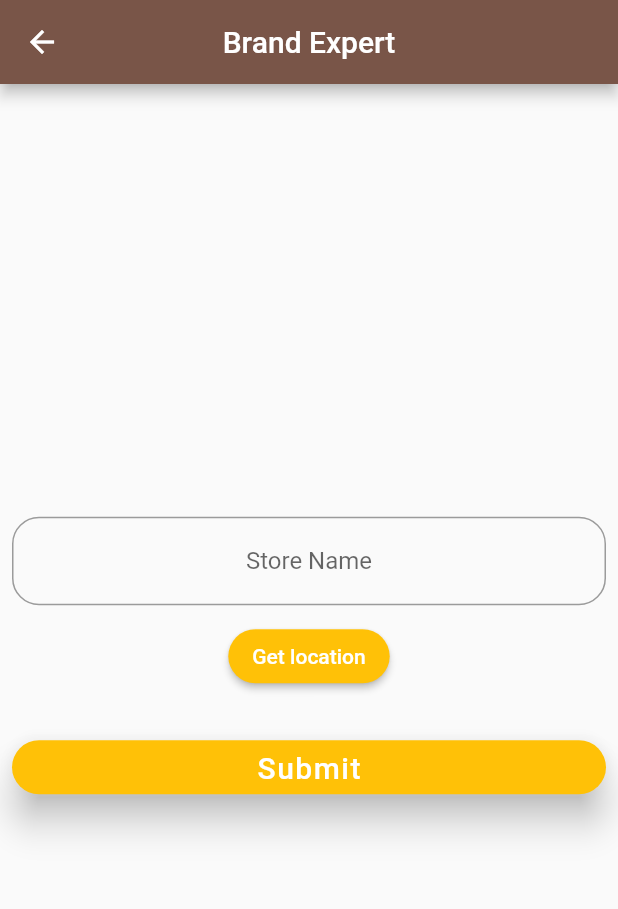
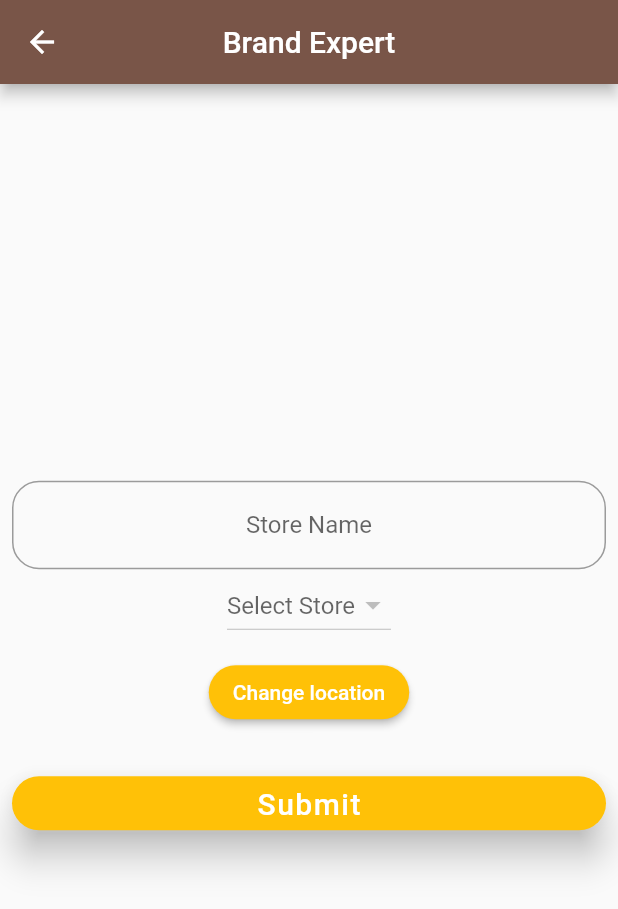
Before and after one commit to DavidMilai/My_Shops, a Flutter app: the LoadingScreen screen opened by its route, on a phone screen of 412 x 824 dp. Shown: the top 909 px of the screen. Run offline on Flutter 3.47's test engine with Material 2 defaults, Android fonts, the phone set to English and light mode, and no system bars; our stand-ins replace cloud_firestore, firebase_auth, fluttertoast, geolocator, google_maps_flutter, modal_progress_hud; accounts and stored records are empty.

Commit message:
drop down for stores

```diff
--- a/lib/screens/loading_screen.dart
+++ b/lib/screens/loading_screen.dart
@@ -4,6 +4,7 @@ import 'package:flutter/material.dart';
 import 'products_screen.dart';
 import 'package:geolocator/geolocator.dart';
 import 'package:google_maps_flutter/google_maps_flutter.dart';
+import 'package:cloud_firestore/cloud_firestore.dart';
 import 'package:intl/intl.dart';
 
 class LoadingScreen extends StatefulWidget {
@@ -13,6 +14,8 @@ class LoadingScreen extends StatefulWidget {
 
 final Geolocator geolocator = Geolocator();
 Position position;
+var selectedStore;
+List<DropdownMenuItem> stores = [];
 String currentAddress, storeName;
 TextEditingController storeNameInputController;
 GoogleMapController mapController;
@@ -73,6 +76,8 @@ class _LoadingScreenState extends State<LoadingScreen> {
           child: Padding(
             padding: EdgeInsets.all(8.0),
             child: Center(
+              child: SingleChildScrollView(
+                scrollDirection: Axis.vertical,
                 child: Column(
                   mainAxisAlignment: MainAxisAlignment.center,
                   crossAxisAlignment: CrossAxisAlignment.center,
@@ -81,7 +86,8 @@ class _LoadingScreenState extends State<LoadingScreen> {
                       textAlign: TextAlign.center,
                       decoration: InputDecoration(
                         border: OutlineInputBorder(
-                          borderRadius: BorderRadius.all(Radius.circular(18))),
+                            borderRadius:
+                                BorderRadius.all(Radius.circular(18))),
                         hintText: 'Store Name',
                       ),
                       onChanged: (value) {
@@ -91,6 +97,40 @@ class _LoadingScreenState extends State<LoadingScreen> {
                       validator: storeNameValidator,
                       keyboardType: TextInputType.text,
                     ),
+                    StreamBuilder<QuerySnapshot>(
+                      stream: Firestore.instance
+                          .collection('Emily Atieno')
+                          .snapshots(),
+                      builder: (context, snapshot) {
+                        if (snapshot == null) {
+                          Text('Loading');
+                        } else {
+                          stores.clear();
+                          for (int i = 0;
+                              i < snapshot.data.documents.length;
+                              i++) {
+                            DocumentSnapshot snap = snapshot.data.documents[i];
+                            stores.add(
+                              DropdownMenuItem(
+                                child: Text(snap.documentID),
+                                value: '${snap.documentID}',
+                              ),
+                            );
+                          }
+                        }
+                        return DropdownButton(
+                          items: stores,
+                          onChanged: (selectedValue) {
+                            setState(() {
+                              selectedStore = selectedValue;
+                            });
+                          },
+                          value: selectedStore,
+                          isExpanded: false,
+                          hint: Text('Select Store'),
+                        );
+                      },
+                    ),
                     SizedBox(height: 10),
                     MaterialButton(
                         shape: RoundedRectangleBorder(
@@ -98,7 +138,7 @@ class _LoadingScreenState extends State<LoadingScreen> {
                         ),
                         color: Colors.amber,
                         child: Text(
-                        'Get location',
+                          'Change location',
                           style: TextStyle(color: Colors.white),
                         ),
                         onPressed: () {
@@ -124,15 +164,15 @@ class _LoadingScreenState extends State<LoadingScreen> {
                                   markers.add(
                                     Marker(
                                       markerId: MarkerId('mylocation'),
-                                    position: LatLng(
-                                        position.latitude, position.longitude),
+                                      position: LatLng(position.latitude,
+                                          position.longitude),
                                     ),
                                   );
                                 });
                               },
                               initialCameraPosition: CameraPosition(
-                              target:
-                                  LatLng(position.latitude, position.longitude),
+                                target: LatLng(
+                                    position.latitude, position.longitude),
                                 zoom: 12,
                               ),
                               markers: markers,
@@ -161,6 +201,7 @@ class _LoadingScreenState extends State<LoadingScreen> {
                           }
                         }),
                   ],
+                ),
               ),
             ),
           ),
```
Lines whose indentation alone changed are shown as unchanged.
